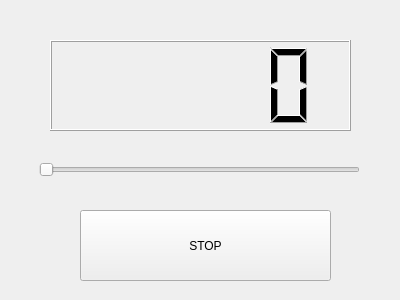
Old version of the form ejemplo1/counterDlg.ui in the repository 2Fernando2/robomk.
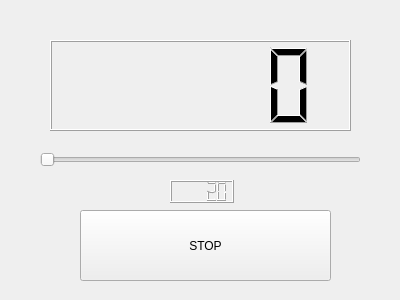
New version of the form.

```diff
--- a/ejemplo1/counterDlg.ui
+++ b/ejemplo1/counterDlg.ui
@@ -39,16 +39,35 @@
   <widget class="QSlider" name="horizontalSlider">
    <property name="geometry">
     <rect>
-     <x>39</x>
-     <y>160</y>
+     <x>40</x>
+     <y>150</y>
      <width>321</width>
      <height>20</height>
     </rect>
    </property>
+   <property name="minimum">
+    <number>20</number>
+   </property>
+   <property name="maximum">
+    <number>1000</number>
+   </property>
    <property name="orientation">
     <enum>Qt::Horizontal</enum>
    </property>
   </widget>
+  <widget class="QLCDNumber" name="lcdNumber_2">
+   <property name="geometry">
+    <rect>
+     <x>170</x>
+     <y>180</y>
+     <width>64</width>
+     <height>23</height>
+    </rect>
+   </property>
+   <property name="intValue" stdset="0">
+    <number>20</number>
+   </property>
+  </widget>
  </widget>
  <resources/>
  <connections/>
```
